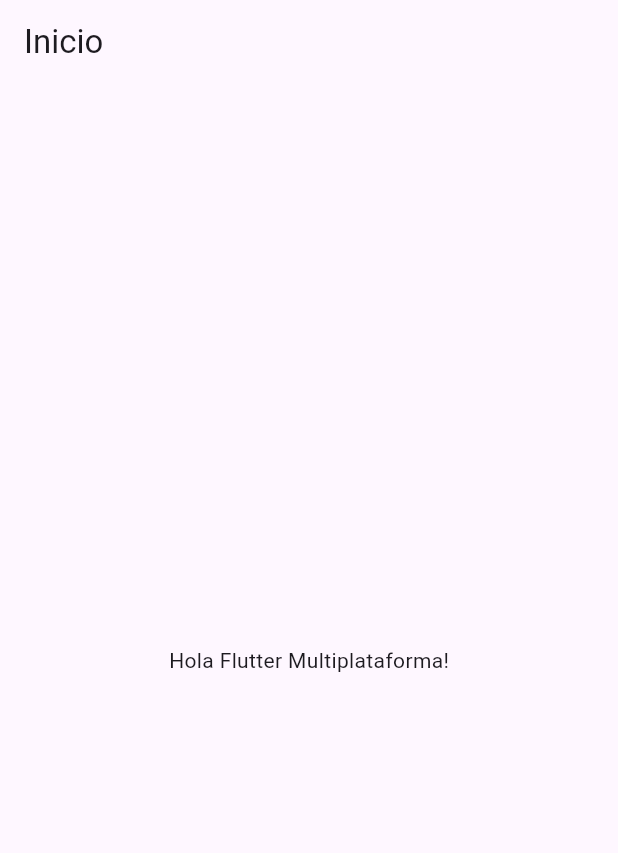
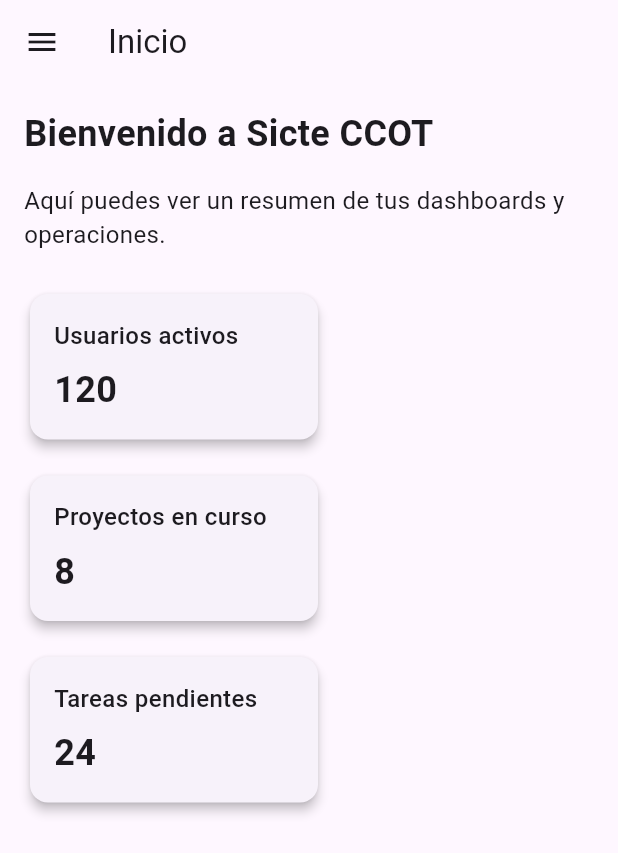
Before and after one commit to BryanSicte/Sicte-SAS-CCOT-Flutter, a Flutter app: the screen it shows after launch, on a phone screen of 412 x 824 dp. Shown: the top 853 px of the screen. Run offline on Flutter 3.47's test engine with Material 3 defaults, Android fonts, the phone set to English and light mode, and no system bars; missing offline and left inert: dart:html, flutter_inappwebview.

Commit message:
se agrega funcionalidades sobre la app como intento

```diff
--- /dev/null
+++ b/lib/app/app.dart
@@ -0,0 +1,29 @@
+import 'package:flutter/material.dart';
+import 'package:sicte_sas_ccot/app/ui/pages/HomePage.dart';
+// import 'package:sicte_sas_ccot/app/ui/pages/dashboard1_page.dart';
+// import 'package:sicte_sas_ccot/app/ui/pages/dashboard2_page.dart';
+// import 'package:sicte_sas_ccot/app/ui/pages/dashboard3_page.dart';
+
+void main() {
+  runApp(const SicteApp());
+}
+
+class SicteApp extends StatelessWidget {
+  const SicteApp({super.key});
+
+  @override
+  Widget build(BuildContext context) {
+    return MaterialApp(
+      title: "Sicte CCOT",
+      debugShowCheckedModeBanner: false,
+
+      initialRoute: "/",
+      routes: {
+        "/": (context) => const HomePage(),
+        // "/dashboard1": (context) => const Dashboard1Page(),
+        // "/dashboard2": (context) => const Dashboard2Page(),
+        // "/dashboard3": (context) => const Dashboard3Page(),
+      },
+    );
+  }
+}
--- a/lib/app/main.dart
+++ /dev/null
@@ -1,35 +0,0 @@
-import 'package:flutter/material.dart';
-
-void main() {
-  runApp(const MyApp());
-}
-
-class MyApp extends StatelessWidget {
-  const MyApp({super.key});
-
-  @override
-  Widget build(BuildContext context) {
-    return MaterialApp(
-      title: 'Mi App',
-      debugShowCheckedModeBanner: false,
-      theme: ThemeData(
-        primarySwatch: Colors.blue,
-      ),
-      home: const HomePage(),
-    );
-  }
-}
-
-class HomePage extends StatelessWidget {
-  const HomePage({super.key});
-
-  @override
-  Widget build(BuildContext context) {
-    return Scaffold(
-      appBar: AppBar(title: const Text("Inicio")),
-      body: const Center(
-        child: Text("Hola Flutter Multiplataforma!"),
-      ),
-    );
-  }
-}
--- /dev/null
+++ b/lib/app/ui/pages/HomePage.dart
@@ -0,0 +1,36 @@
+import 'package:flutter/material.dart';
+import 'package:sicte_sas_ccot/app/ui/widgets/AppDrawer.dart';
+import 'package:sicte_sas_ccot/app/ui/pages/MyHomeContent.dart';
+
+class HomePage extends StatefulWidget {
+  const HomePage({super.key});
+
+  @override
+  State<HomePage> createState() => _HomePageState();
+}
+
+class _HomePageState extends State<HomePage> {
+  String _title = "Inicio";
+  Widget _body = const MyHomeContent();
+
+  void _navigate(String title, Widget page) {
+    setState(() {
+      _title = title;
+      _body = page;
+    });
+  }
+
+  @override
+  Widget build(BuildContext context) {
+    return Scaffold(
+      appBar: AppBar(title: Text(_title)),
+      drawer: AppDrawer(
+        onSelect: (title, page) {
+          Navigator.of(context).pop();
+          _navigate(title, page);
+        },
+      ),
+      body: _body,
+    );
+  }
+}
--- /dev/null
+++ b/lib/app/ui/pages/MyHomeContent.dart
@@ -0,0 +1,70 @@
+import 'package:flutter/material.dart';
+
+class MyHomeContent extends StatelessWidget {
+  const MyHomeContent({super.key});
+
+  @override
+  Widget build(BuildContext context) {
+    return SingleChildScrollView(
+      padding: const EdgeInsets.all(16),
+      child: Column(
+        crossAxisAlignment: CrossAxisAlignment.start,
+        children: [
+          const Text(
+            "Bienvenido a Sicte CCOT",
+            style: TextStyle(fontSize: 24, fontWeight: FontWeight.bold),
+          ),
+          const SizedBox(height: 16),
+          const Text(
+            "Aquí puedes ver un resumen de tus dashboards y operaciones.",
+            style: TextStyle(fontSize: 16),
+          ),
+          const SizedBox(height: 24),
+
+          Wrap(
+            spacing: 16,
+            runSpacing: 16,
+            children: [
+              _buildCard("Usuarios activos", "120"),
+              _buildCard("Proyectos en curso", "8"),
+              _buildCard("Tareas pendientes", "24"),
+            ],
+          ),
+        ],
+      ),
+    );
+  }
+
+  Widget _buildCard(String title, String value) {
+    return SizedBox(
+      width: 200,
+      child: Card(
+        elevation: 3,
+        shape: RoundedRectangleBorder(borderRadius: BorderRadius.circular(12)),
+        child: Padding(
+          padding: const EdgeInsets.all(16),
+          child: Column(
+            crossAxisAlignment: CrossAxisAlignment.start,
+            children: [
+              Text(
+                title,
+                style: const TextStyle(
+                  fontSize: 16,
+                  fontWeight: FontWeight.w500,
+                ),
+              ),
+              const SizedBox(height: 8),
+              Text(
+                value,
+                style: const TextStyle(
+                  fontSize: 24,
+                  fontWeight: FontWeight.bold,
+                ),
+              ),
+            ],
+          ),
+        ),
+      ),
+    );
+  }
+}
--- a/lib/main.dart
+++ b/lib/main.dart
@@ -1,4 +1,4 @@
-import 'app/main.dart' as app;
+import 'app/app.dart' as app;
 
 void main() {
   app.main();
--- a/pubspec.yaml
+++ b/pubspec.yaml
@@ -30,10 +30,13 @@ environment:
 dependencies:
   flutter:
     sdk: flutter
-
   # The following adds the Cupertino Icons font to your application.
   # Use with the CupertinoIcons class for iOS style icons.
   cupertino_icons: ^1.0.8
+  webview_windows: ^0.4.0
+  url_launcher: ^6.2.5
+  webview_flutter: ^4.7.0
+  flutter_inappwebview: ^6.0.0
 
 dev_dependencies:
   flutter_test:
```
Also changed, not shown: lib/app/ui/widgets/AppDrawer.dart (added, +134 -0 lines), lib/app/ui/widgets/DashboardView.dart (added, +47 -0 lines), pubspec.lock, 7 other files.
